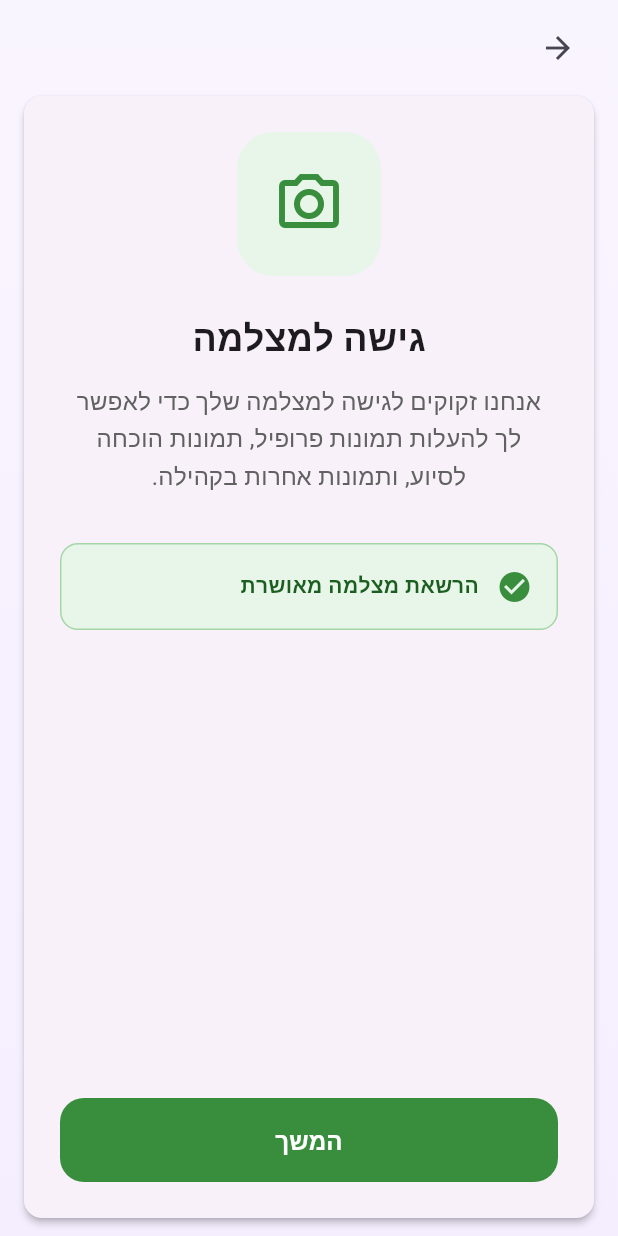
After one commit to localangelyoni/localangel, a Flutter app: the CameraPermissionScreen screen opened directly, on a phone screen of 412 x 824 dp. The commit adds this screen. Run offline on Flutter 3.47's test engine with Material 3 defaults, Android fonts, the light colour scheme and no system bars; our stand-ins replace cloud_firestore, firebase_auth, firebase_core, firebase_storage, flutter_riverpod, flutter_secure_storage and 6 more; missing offline and left inert: flutter_facebook_auth; accounts and stored records are empty; network calls fail.

Commit message:
Location + camera permissions

```diff
--- /dev/null
+++ b/lib/presentation/pages/camera_permission_screen.dart
@@ -0,0 +1,343 @@
+import 'package:flutter/material.dart';
+import 'package:permission_handler/permission_handler.dart';
+import 'package:localangel/auth/ui/login_signup_page.dart';
+
+class CameraPermissionScreen extends StatefulWidget {
+  const CameraPermissionScreen({super.key});
+
+  @override
+  State<CameraPermissionScreen> createState() => _CameraPermissionScreenState();
+}
+
+class _CameraPermissionScreenState extends State<CameraPermissionScreen> {
+  bool _isChecking = false;
+  bool _isGranted = false;
+  bool _isPermanentlyDenied = false;
+  bool _hasRequestedOnce = false;
+
+  @override
+  void initState() {
+    super.initState();
+    WidgetsBinding.instance.addPostFrameCallback((_) {
+      _checkPermissionStatus();
+    });
+  }
+
+  Future<void> _checkPermissionStatus() async {
+    setState(() => _isChecking = true);
+    try {
+      final status = await Permission.camera.status;
+      final isGranted = status.isGranted;
+      // Check if permanently denied OR if denied and we've already requested once
+      final isPermanentlyDenied = status.isPermanentlyDenied || (status.isDenied && _hasRequestedOnce);
+
+      if (mounted) {
+        setState(() {
+          _isGranted = isGranted;
+          _isPermanentlyDenied = isPermanentlyDenied;
+          _isChecking = false;
+        });
+        // Debug: Print status to help diagnose
+        debugPrint(
+          'Camera permission status: granted=$isGranted, permanentlyDenied=$isPermanentlyDenied, hasRequested=$_hasRequestedOnce',
+        );
+      }
+    } catch (e) {
+      // If permission_handler isn't properly linked, assume denied
+      debugPrint('Error checking camera permission: $e');
+      if (mounted) {
+        setState(() {
+          _isGranted = false;
+          _isPermanentlyDenied = true; // Show red button if we can't check
+          _isChecking = false;
+        });
+      }
+    }
+  }
+
+  Future<void> _requestPermission() async {
+    setState(() => _isChecking = true);
+    _hasRequestedOnce = true; // Mark that we've tried requesting
+    try {
+      final status = await Permission.camera.request();
+
+      // After requesting, check if it's now permanently denied
+      if (mounted) {
+        await _checkPermissionStatus();
+        // If still denied after request, show red button
+        if (!_isGranted && status.isDenied) {
+          // Give it a moment and check again to see if it's permanently denied
+          await Future.delayed(const Duration(milliseconds: 300));
+          await _checkPermissionStatus();
+        }
+      }
+    } catch (e) {
+      // Handle platform channel errors - might need app rebuild
+      if (mounted) {
+        setState(() {
+          _isChecking = false;
+          _isPermanentlyDenied = true; // Show red button on error
+          // Show error to user
+          ScaffoldMessenger.of(context).showSnackBar(
+            const SnackBar(
+              content: Text('שגיאה בבקשת הרשאה. אנא הפעל מחדש את האפליקציה.'),
+              duration: Duration(seconds: 3),
+            ),
+          );
+        });
+      }
+    }
+  }
+
+  Future<void> _openSettings() async {
+    await openAppSettings();
+    // Re-check permission after returning from settings
+    await Future.delayed(const Duration(milliseconds: 500));
+    if (mounted) {
+      await _checkPermissionStatus();
+    }
+  }
+
+  @override
+  Widget build(BuildContext context) {
+    final gradient = const LinearGradient(
+      begin: Alignment.topCenter,
+      end: Alignment.bottomCenter,
+      colors: [Color(0xFFF9F5FF), Color(0xFFF5EEFF)],
+    );
+
+    return Scaffold(
+      body: Container(
+        decoration: BoxDecoration(gradient: gradient),
+        width: double.infinity,
+        height: double.infinity,
+        child: SafeArea(
+          child: Column(
+            crossAxisAlignment: CrossAxisAlignment.stretch,
+            children: [
+              Padding(
+                padding: const EdgeInsets.symmetric(horizontal: 16, vertical: 8),
+                child: Row(
+                  children: [
+                    IconButton(
+                      onPressed: () => Navigator.of(context).pop(),
+                      icon: const Icon(Icons.arrow_back),
+                      tooltip: 'חזרה',
+                    ),
+                  ],
+                ),
+              ),
+              Expanded(
+                child: ConstrainedBox(
+                  constraints: const BoxConstraints(maxWidth: 520),
+                  child: Card(
+                    elevation: 2,
+                    clipBehavior: Clip.antiAlias,
+                    margin: const EdgeInsets.symmetric(horizontal: 16),
+                    child: Padding(
+                      padding: const EdgeInsets.all(24),
+                      child: Column(
+                        mainAxisAlignment: MainAxisAlignment.center,
+                        crossAxisAlignment: CrossAxisAlignment.stretch,
+                        children: [
+                          // Icon
+                          Center(
+                            child: Container(
+                              height: 96,
+                              width: 96,
+                              decoration: BoxDecoration(
+                                color: _isGranted
+                                    ? Colors.green.shade50
+                                    : _isPermanentlyDenied
+                                    ? Colors.red.shade50
+                                    : const Color(0xFFF3E8FF),
+                                borderRadius: BorderRadius.circular(24),
+                              ),
+                              child: Icon(
+                                Icons.camera_alt_outlined,
+                                color: _isGranted
+                                    ? Colors.green.shade700
+                                    : _isPermanentlyDenied
+                                    ? Colors.red.shade700
+                                    : const Color(0xFF7C3AED),
+                                size: 48,
+                              ),
+                            ),
+                          ),
+                          const SizedBox(height: 24),
+                          // Title
+                          Text(
+                            'גישה למצלמה',
+                            style: const TextStyle(
+                              fontSize: 24,
+                              fontWeight: FontWeight.w800,
+                            ),
+                            textAlign: TextAlign.center,
+                          ),
+                          const SizedBox(height: 12),
+                          // Description
+                          Padding(
+                            padding: const EdgeInsets.symmetric(horizontal: 8),
+                            child: Text(
+                              'אנחנו זקוקים לגישה למצלמה שלך כדי לאפשר לך להעלות תמונות פרופיל, תמונות הוכחה לסיוע, ותמונות אחרות בקהילה.',
+                              textAlign: TextAlign.center,
+                              style: TextStyle(
+                                color: Colors.grey.shade700,
+                                fontSize: 16,
+                                height: 1.5,
+                              ),
+                            ),
+                          ),
+                          const SizedBox(height: 32),
+                          // Status indicator
+                          if (_isChecking)
+                            const Center(
+                              child: CircularProgressIndicator(),
+                            )
+                          else if (_isGranted)
+                            Container(
+                              padding: const EdgeInsets.all(16),
+                              decoration: BoxDecoration(
+                                color: Colors.green.shade50,
+                                borderRadius: BorderRadius.circular(12),
+                                border: Border.all(color: Colors.green.shade200),
+                              ),
+                              child: Row(
+                                children: [
+                                  Icon(Icons.check_circle, color: Colors.green.shade700),
+                                  const SizedBox(width: 12),
+                                  Expanded(
+                                    child: Text(
+                                      'הרשאת מצלמה מאושרת',
+                                      style: TextStyle(
+                                        color: Colors.green.shade900,
+                                        fontWeight: FontWeight.w600,
+                                      ),
+                                    ),
+                                  ),
+                                ],
+                              ),
+                            )
+                          else if (_isPermanentlyDenied)
+                            Container(
+                              padding: const EdgeInsets.all(16),
+                              decoration: BoxDecoration(
+                                color: Colors.red.shade50,
+                                borderRadius: BorderRadius.circular(12),
+                                border: Border.all(color: Colors.red.shade200),
+                              ),
+                              child: Row(
+                                children: [
+                                  Icon(Icons.error_outline, color: Colors.red.shade700),
+                                  const SizedBox(width: 12),
+                                  Expanded(
+                                    child: Text(
+                                      'הרשאת מצלמה נדחתה',
+                                      style: TextStyle(
+                                        color: Colors.red.shade900,
+                                        fontWeight: FontWeight.w600,
+                                      ),
+                                    ),
+                                  ),
+                                ],
+                              ),
+                            ),
+                          const Spacer(),
+                          // Action buttons
+                          if (!_isChecking)
+                            Builder(
+                              builder: (context) {
+                                if (_isGranted) {
+                                  return FilledButton(
+                                    onPressed: () {
+                                      Navigator.of(context).push(
+                                        MaterialPageRoute(
+                                          builder: (_) => const LoginSignupPage(),
+                                        ),
+                                      );
+                                    },
+                                    style: FilledButton.styleFrom(
+                                      backgroundColor: Colors.green.shade700,
+                                      minimumSize: const Size.fromHeight(56),
+                                      shape: RoundedRectangleBorder(
+                                        borderRadius: BorderRadius.circular(16),
+                                      ),
+                                    ),
+                                    child: const Text(
+                                      'המשך',
+                                      style: TextStyle(fontSize: 16, fontWeight: FontWeight.w600),
+                                    ),
+                                  );
+                                } else if (_isPermanentlyDenied) {
+                                  return Column(
+                                    crossAxisAlignment: CrossAxisAlignment.stretch,
+                                    children: [
+                                      FilledButton(
+                                        onPressed: _openSettings,
+                                        style: FilledButton.styleFrom(
+                                          backgroundColor: Colors.red.shade700,
+                                          minimumSize: const Size.fromHeight(56),
+                                          shape: RoundedRectangleBorder(
+                                            borderRadius: BorderRadius.circular(16),
+                                          ),
+                                        ),
+                                        child: const Text(
+                                          'פתח הגדרות',
+                                          style: TextStyle(fontSize: 16, fontWeight: FontWeight.w600),
+                                        ),
+                                      ),
+                                      const SizedBox(height: 12),
+                                      OutlinedButton(
+                                        onPressed: () {
+                                          Navigator.of(context).push(
+                                            MaterialPageRoute(
+                                              builder: (_) => const LoginSignupPage(),
+                                            ),
+                                          );
+                                        },
+                                        style: OutlinedButton.styleFrom(
+                                          minimumSize: const Size.fromHeight(56),
+                                          shape: RoundedRectangleBorder(
+                                            borderRadius: BorderRadius.circular(16),
+                                          ),
+                                          side: BorderSide(color: Colors.grey.shade300),
+                                        ),
+                                        child: const Text(
+                                          'דלג',
+                                          style: TextStyle(fontSize: 16, fontWeight: FontWeight.w600),
+                                        ),
+                                      ),
+                                    ],
+                                  );
+                                } else {
+                                  return FilledButton(
+                                    onPressed: _requestPermission,
+                                    style: FilledButton.styleFrom(
+                                      backgroundColor: const Color(0xFF7C3AED),
+                                      minimumSize: const Size.fromHeight(56),
+                                      shape: RoundedRectangleBorder(
+                                        borderRadius: BorderRadius.circular(16),
+                                      ),
+                                    ),
+                                    child: const Text(
+                                      'אשר גישה למצלמה',
+                                      style: TextStyle(fontSize: 16, fontWeight: FontWeight.w600),
+                                    ),
+                                  );
+                                }
+                              },
+                            ),
+                        ],
+                      ),
+                    ),
+                  ),
+                ),
+              ),
+              const SizedBox(height: 12),
+            ],
+          ),
+        ),
+      ),
+    );
+  }
+}
--- a/pubspec.yaml
+++ b/pubspec.yaml
@@ -17,6 +17,7 @@ dependencies:
   firebase_storage: ^12.3.0
   image_picker: ^1.1.2
   geolocator: ^13.0.2
+  permission_handler: ^11.3.1
   # Auth + Social providers
   google_sign_in: ^6.2.2
   sign_in_with_apple: ^6.1.3
```
Also changed, not shown: lib/auth/ui/auth_landing_screen.dart (+6 -2 lines), lib/presentation/pages/location_permission_screen.dart (added, +309 -0 lines), pubspec.lock, 5 other files.
